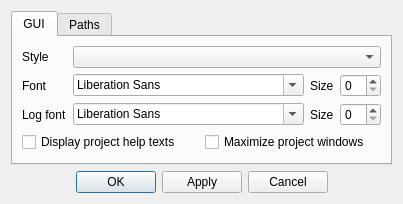
The window that tools/qchdman/preferencesdialog.ui (qmc2/qmc2-mame-fe) describes before a commit, drawn with Qt 5.
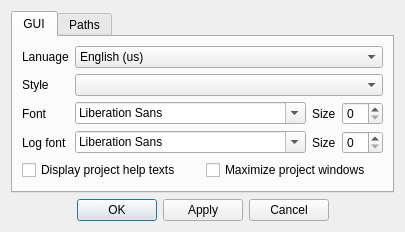
The same window after the commit. Icons and pictures are not drawn.

```diff
--- a/tools/qchdman/preferencesdialog.ui
+++ b/tools/qchdman/preferencesdialog.ui
@@ -6,8 +6,8 @@
    <rect>
     <x>0</x>
     <y>0</y>
-    <width>358</width>
-    <height>180</height>
+    <width>359</width>
+    <height>206</height>
    </rect>
   </property>
   <property name="windowTitle">
@@ -75,7 +75,7 @@
        <string>GUI</string>
       </attribute>
       <layout class="QGridLayout" name="gridLayoutTabGUI">
-       <item row="0" column="0">
+       <item row="1" column="0">
         <widget class="QLabel" name="labelStyle">
          <property name="sizePolicy">
           <sizepolicy hsizetype="Fixed" vsizetype="Preferred">
@@ -88,7 +88,7 @@
          </property>
         </widget>
        </item>
-       <item row="1" column="0">
+       <item row="2" column="0">
         <widget class="QLabel" name="labelAppFont">
          <property name="sizePolicy">
           <sizepolicy hsizetype="Fixed" vsizetype="Preferred">
@@ -101,14 +101,14 @@
          </property>
         </widget>
        </item>
-       <item row="1" column="1">
+       <item row="2" column="1">
         <widget class="QFontComboBox" name="fontComboBoxAppFont">
          <property name="toolTip">
           <string>Application font</string>
          </property>
         </widget>
        </item>
-       <item row="1" column="2">
+       <item row="2" column="2">
         <widget class="QLabel" name="labelAppFontSize">
          <property name="sizePolicy">
           <sizepolicy hsizetype="Fixed" vsizetype="Preferred">
@@ -121,14 +121,14 @@
          </property>
         </widget>
        </item>
-       <item row="1" column="3">
+       <item row="2" column="3">
         <widget class="QSpinBox" name="spinBoxAppFontSize">
          <property name="toolTip">
           <string>Application font size</string>
          </property>
         </widget>
        </item>
-       <item row="2" column="0">
+       <item row="3" column="0">
         <widget class="QLabel" name="labelLogFont">
          <property name="sizePolicy">
           <sizepolicy hsizetype="Fixed" vsizetype="Preferred">
@@ -141,14 +141,14 @@
          </property>
         </widget>
        </item>
-       <item row="2" column="1">
+       <item row="3" column="1">
         <widget class="QFontComboBox" name="fontComboBoxLogFont">
          <property name="toolTip">
           <string>Log font</string>
          </property>
         </widget>
        </item>
-       <item row="2" column="2">
+       <item row="3" column="2">
         <widget class="QLabel" name="labelLogFontSize">
          <property name="sizePolicy">
           <sizepolicy hsizetype="Fixed" vsizetype="Preferred">
@@ -161,14 +161,14 @@
          </property>
         </widget>
        </item>
-       <item row="2" column="3">
+       <item row="3" column="3">
         <widget class="QSpinBox" name="spinBoxLogFontSize">
          <property name="toolTip">
           <string>Log font size</string>
          </property>
         </widget>
        </item>
-       <item row="3" column="0" colspan="4">
+       <item row="4" column="0" colspan="4">
         <layout class="QHBoxLayout" name="horizontalLayoutGUI">
          <item>
           <widget class="QCheckBox" name="checkBoxShowProjectHelp">
@@ -192,14 +192,14 @@
          </item>
         </layout>
        </item>
-       <item row="0" column="1" colspan="3">
+       <item row="1" column="1" colspan="3">
         <widget class="QComboBox" name="comboBoxStyle">
          <property name="toolTip">
           <string>Select the GUI style</string>
          </property>
         </widget>
        </item>
-       <item row="4" column="0" colspan="4">
+       <item row="5" column="0" colspan="4">
         <spacer name="verticalSpacerGUI">
          <property name="orientation">
           <enum>Qt::Vertical</enum>
@@ -212,6 +212,63 @@
          </property>
         </spacer>
        </item>
+       <item row="0" column="1" colspan="3">
+        <widget class="QComboBox" name="comboBoxLanguage">
+         <property name="toolTip">
+          <string>Select the GUI language (requires a restart to take effect!)</string>
+         </property>
+         <property name="currentIndex">
+          <number>7</number>
+         </property>
+         <item>
+          <property name="text">
+           <string>German (de)</string>
+          </property>
+         </item>
+         <item>
+          <property name="text">
+           <string>Spanish (es)</string>
+          </property>
+         </item>
+         <item>
+          <property name="text">
+           <string>French (fr)</string>
+          </property>
+         </item>
+         <item>
+          <property name="text">
+           <string>Italian (it)</string>
+          </property>
+         </item>
+         <item>
+          <property name="text">
+           <string>Polish (pl)</string>
+          </property>
+         </item>
+         <item>
+          <property name="text">
+           <string>Portuguese (pt)</string>
+          </property>
+         </item>
+         <item>
+          <property name="text">
+           <string>Romanian (ro)</string>
+          </property>
+         </item>
+         <item>
+          <property name="text">
+           <string>English (us)</string>
+          </property>
+         </item>
+        </widget>
+       </item>
+       <item row="0" column="0">
+        <widget class="QLabel" name="labelLanguage">
+         <property name="text">
+          <string>Lanuage</string>
+         </property>
+        </widget>
+       </item>
       </layout>
      </widget>
      <widget class="QWidget" name="tabPaths">
```
Left out of the diff: 3 changed lines with no effect on the pictures.
